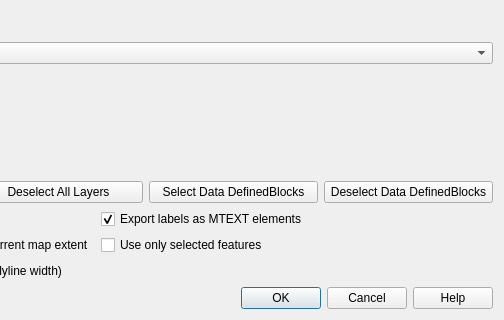
This is src/ui/qgsdxfexportdialogbase.ui in carsmie/QGIS as Qt 5 draws it before an edit; both pictures show x 212 to 716 and y 360 to 680 of the 716 by 680 pixel window. The edited form follows.
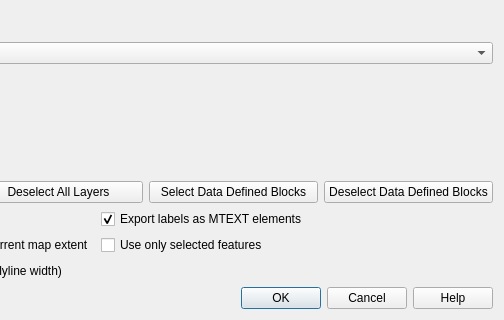
This is the edited form. Custom widgets are drawn as their Qt base class.

Commit message: [dxf] Adress review on title case consistency

```diff
--- a/src/ui/qgsdxfexportdialogbase.ui
+++ b/src/ui/qgsdxfexportdialogbase.ui
@@ -147,14 +147,14 @@
      <item row="0" column="2">
       <widget class="QPushButton" name="mSelectDataDefinedBlocks">
        <property name="text">
-        <string>Select Data DefinedBlocks</string>
+        <string>Select Data Defined Blocks</string>
        </property>
       </widget>
      </item>
      <item row="0" column="3">
       <widget class="QPushButton" name="mDeselectDataDefinedBlocks">
        <property name="text">
-        <string>Deselect Data DefinedBlocks</string>
+        <string>Deselect Data Defined Blocks</string>
        </property>
       </widget>
      </item>
```
The commit also changes 1 other file.
